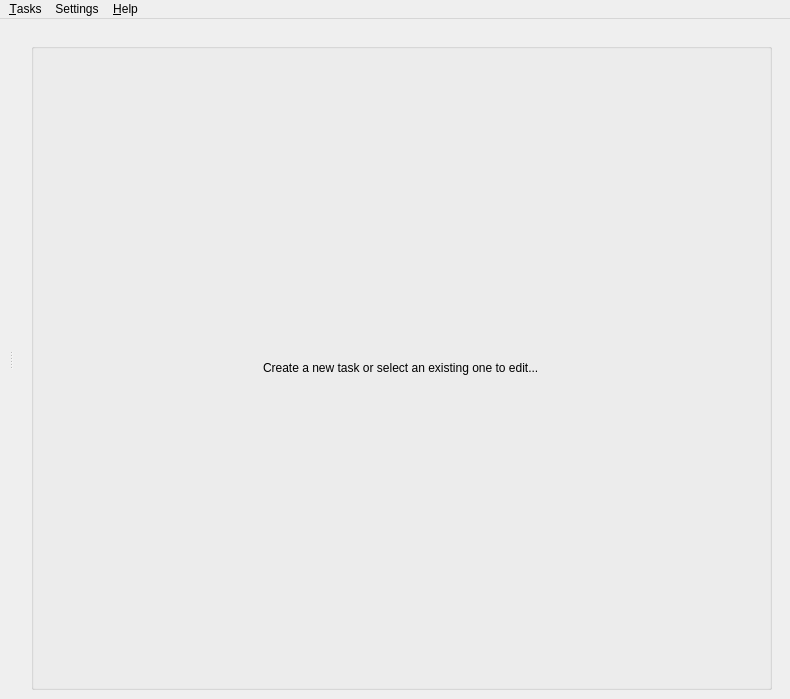
The window that App/dialogs/mainwindow.ui (otsakir/lisa-backup) describes before a commit, drawn with Qt 5.
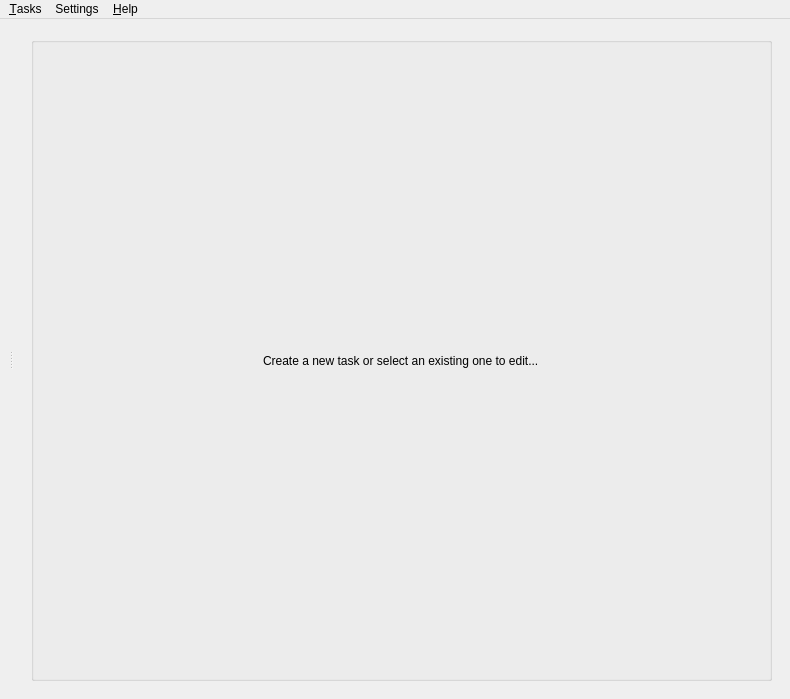
The same window after the commit. The open tabs and pages were chosen to show the change. Icons and pictures are not drawn.

What changed in the file:
```diff
--- a/App/dialogs/mainwindow.ui
+++ b/App/dialogs/mainwindow.ui
@@ -65,6 +65,9 @@
         <property name="topMargin">
          <number>0</number>
         </property>
+        <property name="bottomMargin">
+         <number>0</number>
+        </property>
         <item>
          <widget class="QStackedWidget" name="stackedWidget">
           <property name="currentIndex">
@@ -741,10 +744,10 @@
           <widget class="QWidget" name="pageNone">
            <layout class="QVBoxLayout" name="verticalLayout_19">
             <property name="topMargin">
-             <number>15</number>
+             <number>9</number>
             </property>
             <property name="bottomMargin">
-             <number>0</number>
+             <number>9</number>
             </property>
             <item>
              <widget class="QGroupBox" name="groupBox">
```
Left out of the diff: 10 changed lines with no effect on the pictures.
